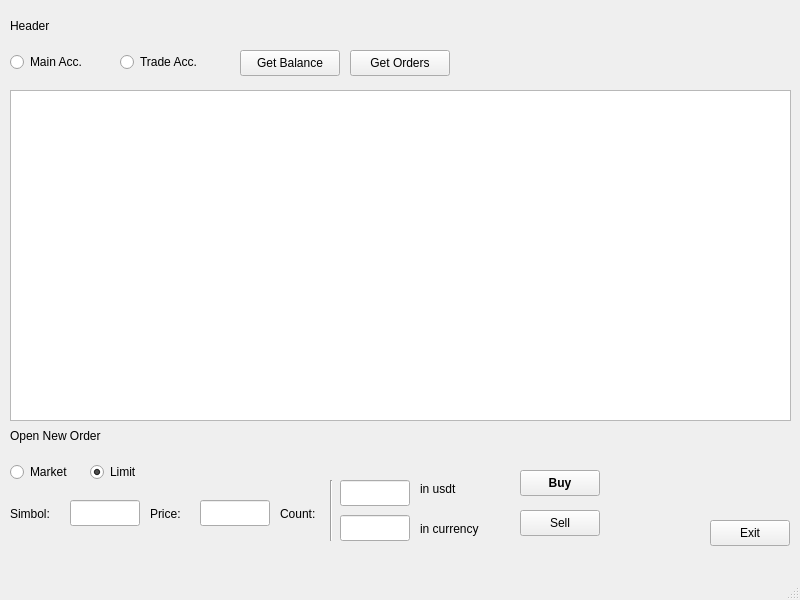
First picture: the form in QDesign/main_iface.ui, repository avof23/OKXTrade, before the edit.
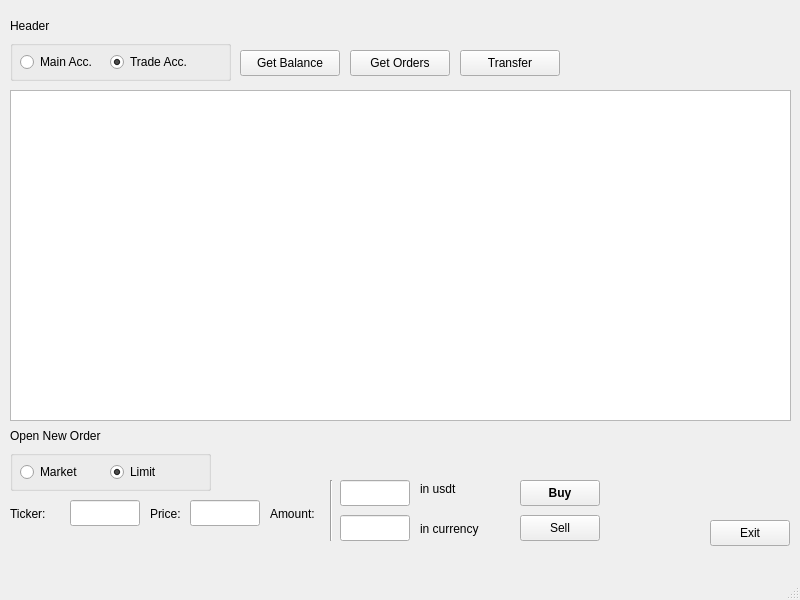
Second picture: the form after the edit. Icons and pictures are not drawn.

Commit message: transfers and place orders

```diff
--- a/QDesign/main_iface.ui
+++ b/QDesign/main_iface.ui
@@ -31,35 +31,6 @@
      <string>Header</string>
     </property>
    </widget>
-   <widget class="QRadioButton" name="rb_main">
-    <property name="geometry">
-     <rect>
-      <x>10</x>
-      <y>50</y>
-      <width>100</width>
-      <height>24</height>
-     </rect>
-    </property>
-    <property name="text">
-     <string>Main Acc.</string>
-    </property>
-    <property name="checked">
-     <bool>false</bool>
-    </property>
-   </widget>
-   <widget class="QRadioButton" name="rb_trade">
-    <property name="geometry">
-     <rect>
-      <x>120</x>
-      <y>50</y>
-      <width>100</width>
-      <height>24</height>
-     </rect>
-    </property>
-    <property name="text">
-     <string>Trade Acc.</string>
-    </property>
-   </widget>
    <widget class="QPushButton" name="btn_getbal">
     <property name="geometry">
      <rect>
@@ -107,36 +78,7 @@
      <string>Open New Order</string>
     </property>
    </widget>
-   <widget class="QRadioButton" name="rb_market">
-    <property name="geometry">
-     <rect>
-      <x>10</x>
-      <y>460</y>
-      <width>70</width>
-      <height>24</height>
-     </rect>
-    </property>
-    <property name="text">
-     <string>Market</string>
-    </property>
-   </widget>
-   <widget class="QRadioButton" name="rb_limit">
-    <property name="geometry">
-     <rect>
-      <x>90</x>
-      <y>460</y>
-      <width>70</width>
-      <height>24</height>
-     </rect>
-    </property>
-    <property name="text">
-     <string>Limit</string>
-    </property>
-    <property name="checked">
-     <bool>true</bool>
-    </property>
-   </widget>
-   <widget class="QLineEdit" name="editline_simbol">
+   <widget class="QLineEdit" name="editline_ticker">
     <property name="geometry">
      <rect>
       <x>70</x>
@@ -161,7 +103,7 @@
      </rect>
     </property>
     <property name="text">
-     <string>Simbol:</string>
+     <string>Ticker:</string>
     </property>
    </widget>
    <widget class="QLabel" name="label_price">
@@ -180,7 +122,7 @@
    <widget class="QLineEdit" name="editline_price">
     <property name="geometry">
      <rect>
-      <x>200</x>
+      <x>190</x>
       <y>500</y>
       <width>70</width>
       <height>26</height>
@@ -190,14 +132,14 @@
    <widget class="QLabel" name="label_count">
     <property name="geometry">
      <rect>
-      <x>280</x>
+      <x>270</x>
       <y>505</y>
       <width>50</width>
       <height>18</height>
      </rect>
     </property>
     <property name="text">
-     <string>Count:</string>
+     <string>Amount:</string>
     </property>
    </widget>
    <widget class="Line" name="line">
@@ -263,7 +205,7 @@
     <property name="geometry">
      <rect>
       <x>520</x>
-      <y>470</y>
+      <y>480</y>
       <width>80</width>
       <height>26</height>
      </rect>
@@ -288,7 +230,7 @@
     <property name="geometry">
      <rect>
       <x>520</x>
-      <y>510</y>
+      <y>515</y>
       <width>80</width>
       <height>26</height>
      </rect>
@@ -328,6 +270,110 @@
      </rect>
     </property>
    </widget>
+   <widget class="QPushButton" name="btn_transfer">
+    <property name="geometry">
+     <rect>
+      <x>460</x>
+      <y>50</y>
+      <width>100</width>
+      <height>26</height>
+     </rect>
+    </property>
+    <property name="text">
+     <string>Transfer</string>
+    </property>
+    <property name="icon">
+     <iconset theme="x-office-presentation">
+      <normaloff>.</normaloff>.</iconset>
+    </property>
+   </widget>
+   <widget class="QGroupBox" name="groupBox_acc">
+    <property name="geometry">
+     <rect>
+      <x>10</x>
+      <y>40</y>
+      <width>221</width>
+      <height>41</height>
+     </rect>
+    </property>
+    <property name="title">
+     <string/>
+    </property>
+    <widget class="QRadioButton" name="rb_main">
+     <property name="geometry">
+      <rect>
+       <x>10</x>
+       <y>10</y>
+       <width>100</width>
+       <height>24</height>
+      </rect>
+     </property>
+     <property name="text">
+      <string>Main Acc.</string>
+     </property>
+     <property name="checked">
+      <bool>false</bool>
+     </property>
+    </widget>
+    <widget class="QRadioButton" name="rb_trade">
+     <property name="geometry">
+      <rect>
+       <x>100</x>
+       <y>10</y>
+       <width>100</width>
+       <height>24</height>
+      </rect>
+     </property>
+     <property name="text">
+      <string>Trade Acc.</string>
+     </property>
+     <property name="checked">
+      <bool>true</bool>
+     </property>
+    </widget>
+   </widget>
+   <widget class="QGroupBox" name="groupBox_ord">
+    <property name="geometry">
+     <rect>
+      <x>10</x>
+      <y>450</y>
+      <width>201</width>
+      <height>41</height>
+     </rect>
+    </property>
+    <property name="title">
+     <string/>
+    </property>
+    <widget class="QRadioButton" name="rb_market">
+     <property name="geometry">
+      <rect>
+       <x>10</x>
+       <y>10</y>
+       <width>70</width>
+       <height>24</height>
+      </rect>
+     </property>
+     <property name="text">
+      <string>Market</string>
+     </property>
+    </widget>
+    <widget class="QRadioButton" name="rb_limit">
+     <property name="geometry">
+      <rect>
+       <x>100</x>
+       <y>10</y>
+       <width>70</width>
+       <height>24</height>
+      </rect>
+     </property>
+     <property name="text">
+      <string>Limit</string>
+     </property>
+     <property name="checked">
+      <bool>true</bool>
+     </property>
+    </widget>
+   </widget>
   </widget>
   <widget class="QMenuBar" name="menubar">
    <property name="geometry">
```
Left out of the diff: 16 changed lines with no effect on the pictures. The commit also changes 5 other files.
